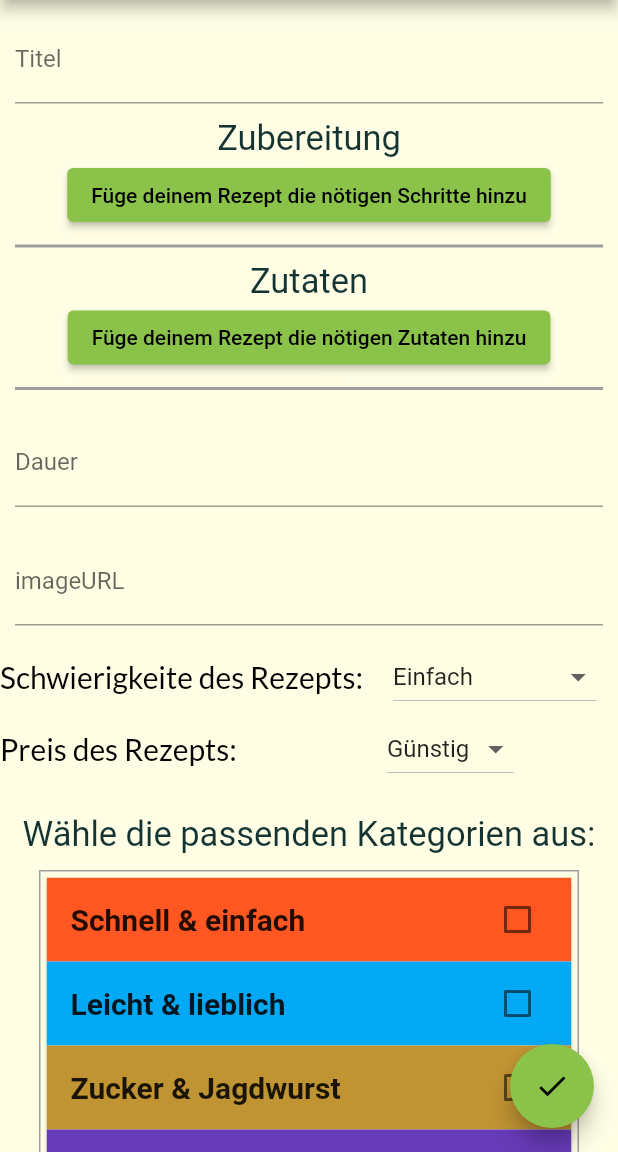
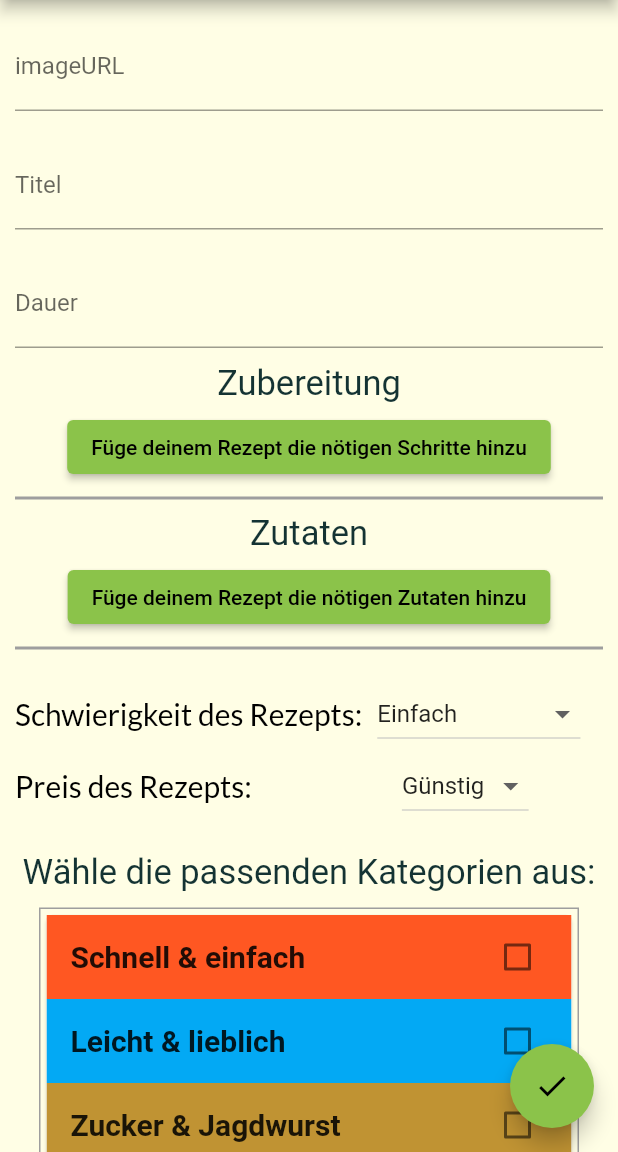
Before and after one commit to Flippchen/JaninasMeal-App, a Flutter app: the AddMealsScreen screen opened by its route, on a phone screen of 412 x 824 dp, the part 84-1236 px from its top. Run offline on Flutter 3.47's test engine with Material 2 defaults, Android fonts, the phone set to English and light mode, and no system bars; our stand-ins replace google_fonts, material_design_icons_flutter, shared_preferences; accounts and stored records are empty; Roboto replaces fonts that are missing (Raleway, RobotoCondensed).

Commit message:
final add meal page

```diff
--- a/lib/screens/add_meal_screen.dart
+++ b/lib/screens/add_meal_screen.dart
@@ -115,6 +115,18 @@ class AddMealsState extends State<AddMealsScreen> {
       body: SingleChildScrollView(
         child: Column(
           children: [
+            const SizedBox(
+              height: 5,
+            ),
+            Container(
+              margin: const EdgeInsets.all(10),
+              child: TextField(
+                controller: imageUrl,
+                decoration: const InputDecoration(
+                  labelText: 'imageURL',
+                ),
+              ),
+            ),
             Container(
               margin: const EdgeInsets.all(10),
               child: TextField(
@@ -124,9 +136,22 @@ class AddMealsState extends State<AddMealsScreen> {
                 ),
               ),
             ),
+            Container(
+              margin: const EdgeInsets.all(10),
+              child: TextField(
+                keyboardType: TextInputType.number,
+                controller: duration,
+                decoration: const InputDecoration(
+                  labelText: 'Dauer',
+                ),
+              ),
+            ),
             Text("Zubereitung",
                 style: GoogleFonts.roboto(
                     fontSize: 23, fontWeight: FontWeight.normal)),
+            const SizedBox(
+              height: 5,
+            ),
             ElevatedButton(
               child: stepsText.length > 0
                   ? const Text('Ändere oder lösche Schritte')
@@ -185,6 +210,9 @@ class AddMealsState extends State<AddMealsScreen> {
             Text("Zutaten",
                 style: GoogleFonts.roboto(
                     fontSize: 23, fontWeight: FontWeight.normal)),
+            const SizedBox(
+              height: 5,
+            ),
             ElevatedButton(
               child: ingredientsText.length > 0
                   ? const Text('Ändere oder lösche Zutaten')
@@ -240,30 +268,14 @@ class AddMealsState extends State<AddMealsScreen> {
                     )
                   : const Text("Noch keine Zutaten hinzugefügt"),
             ),
-            Container(
-              margin: const EdgeInsets.all(10),
-              child: TextField(
-                keyboardType: TextInputType.number,
-                controller: duration,
-                decoration: const InputDecoration(
-                  labelText: 'Dauer',
-                ),
-              ),
-            ),
-            Container(
-              margin: const EdgeInsets.all(10),
-              child: TextField(
-                controller: imageUrl,
-                decoration: const InputDecoration(
-                  labelText: 'imageURL',
-                ),
-              ),
+            const SizedBox(
+              height: 10,
             ),
             // A DropdownButton for the complexity
             Row(
               children: [
-                Text(
-                  "Schwierigkeite des Rezepts:",
+                Row(children: [const SizedBox(width: 10,),Text(
+                  "Schwierigkeit des Rezepts:",
                   style: GoogleFonts.lato(
                       textStyle: const TextStyle(
                           color: Colors.black,
@@ -271,7 +283,7 @@ class AddMealsState extends State<AddMealsScreen> {
                           fontWeight: FontWeight.normal)),
                 ),
                   const SizedBox(
-                  width: 20,
+                    width: 10,
                   ),
                   DropdownButton<Complexity>(
                     value: complexity,
@@ -287,11 +299,13 @@ class AddMealsState extends State<AddMealsScreen> {
                         child: Text(getMealComplexity(value)),
                       );
                     }).toList(),
-                ),
+                  ),],),
+
               ],
             ),
             Row(
               children: [
+                const SizedBox(width: 10,),
                 Text(
                   "Preis des Rezepts:",
                   style: GoogleFonts.lato(
@@ -417,7 +431,7 @@ class AddMealsState extends State<AddMealsScreen> {
               ),
             ),
             const SizedBox(
-              height: 30,
+              height: 100,
             ),
             // A DropdownButton for the affordability
           ],
```
Also changed, not shown: lib/main.dart (+3 -4 lines). Lines whose indentation alone changed are shown as unchanged.
